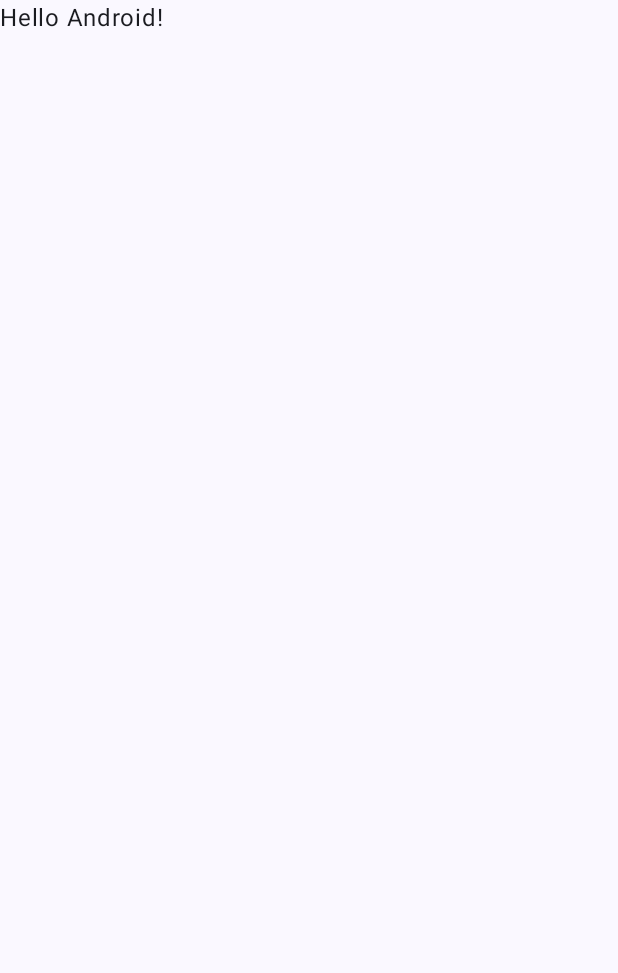
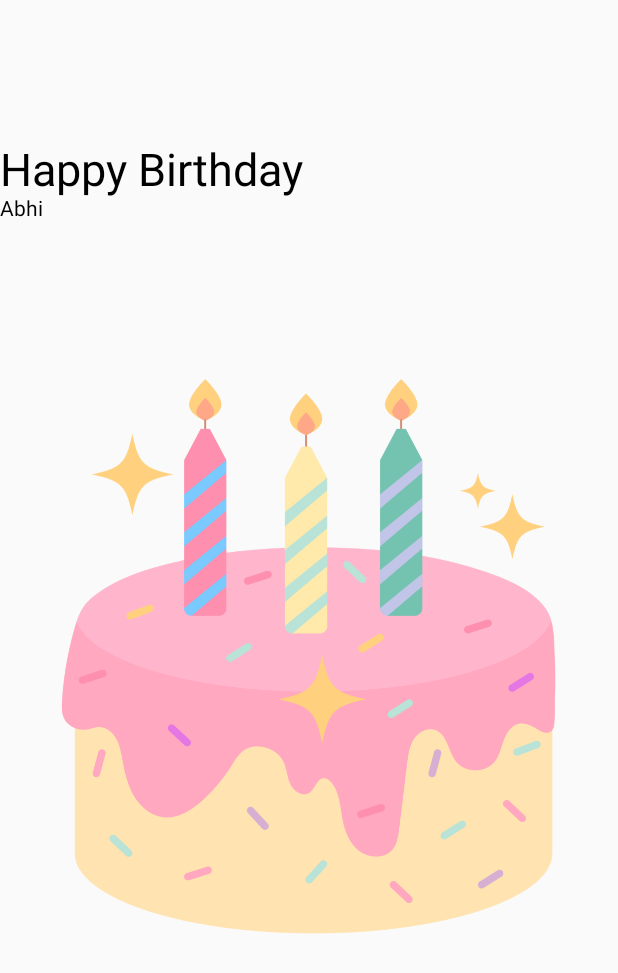
Before and after one commit to atyagiabhi210/GDSAMITY_AndroidSessionApp, an Android app built with Jetpack Compose: the screen it shows after launch (MainActivity), on a phone screen of 412 x 824 dp. Before the commit the part shown is almost empty. Shown: the top 973 px of the screen. Run offline under Robolectric (Android 15) with nearby library versions, the phone set to English and light mode, and no system bars.

Commit message:
Final Project

```diff
--- a/app/src/main/java/com/example/gdscamitybirthdaycardapp/MainActivity.kt
+++ b/app/src/main/java/com/example/gdscamitybirthdaycardapp/MainActivity.kt
@@ -1,46 +1,60 @@
 package com.example.gdscamitybirthdaycardapp
 
+import android.graphics.Paint.Align
 import android.os.Bundle
 import androidx.activity.ComponentActivity
 import androidx.activity.compose.setContent
+import androidx.compose.foundation.Image
+import androidx.compose.foundation.layout.Arrangement
+import androidx.compose.foundation.layout.Column
+import androidx.compose.foundation.layout.fillMaxHeight
 import androidx.compose.foundation.layout.fillMaxSize
+import androidx.compose.foundation.layout.fillMaxWidth
 import androidx.compose.material3.MaterialTheme
 import androidx.compose.material3.Surface
 import androidx.compose.material3.Text
 import androidx.compose.runtime.Composable
 import androidx.compose.ui.Modifier
+import androidx.compose.ui.graphics.painter.Painter
+import androidx.compose.ui.res.painterResource
+import androidx.compose.ui.text.TextStyle
 import androidx.compose.ui.tooling.preview.Preview
+import androidx.compose.ui.unit.sp
 import com.example.gdscamitybirthdaycardapp.ui.theme.GdscAmityBirthdayCardAppTheme
 
 class MainActivity : ComponentActivity() {
     override fun onCreate(savedInstanceState: Bundle?) {
         super.onCreate(savedInstanceState)
         setContent {
-            GdscAmityBirthdayCardAppTheme {
-                // A surface container using the 'background' color from the theme
-                Surface(
-                    modifier = Modifier.fillMaxSize(),
-                    color = MaterialTheme.colorScheme.background
-                ) {
-                    Greeting("Android")
-                }
-            }
+            val painter= painterResource(id = R.drawable.cake)
+            BirthdayGreeting(painter = painter, salutation ="Happy Birthday" , name ="Abhi" , contentDescription ="An image of the cake" )
         }
     }
 }
 
 @Composable
-fun Greeting(name: String, modifier: Modifier = Modifier) {
-    Text(
-        text = "Hello $name!",
-        modifier = modifier
-    )
+fun BirthdayGreeting(
+    painter: Painter,
+    salutation:String,
+    name:String,
+    modifier: Modifier=Modifier,
+    contentDescription:String
+    ){
+    Column(modifier= Modifier
+        .fillMaxHeight()
+        .fillMaxWidth(),
+        Arrangement.Center) {
+
+        Text(text = salutation, style = TextStyle(fontSize = 30.sp))
+        Text(text = name)
+        Image(painter = painter, contentDescription = contentDescription)
+    }
 }
 
 @Preview(showBackground = true)
 @Composable
 fun GreetingPreview() {
     GdscAmityBirthdayCardAppTheme {
-        Greeting("Android")
+       // Greeting("Android")
     }
 }
```
